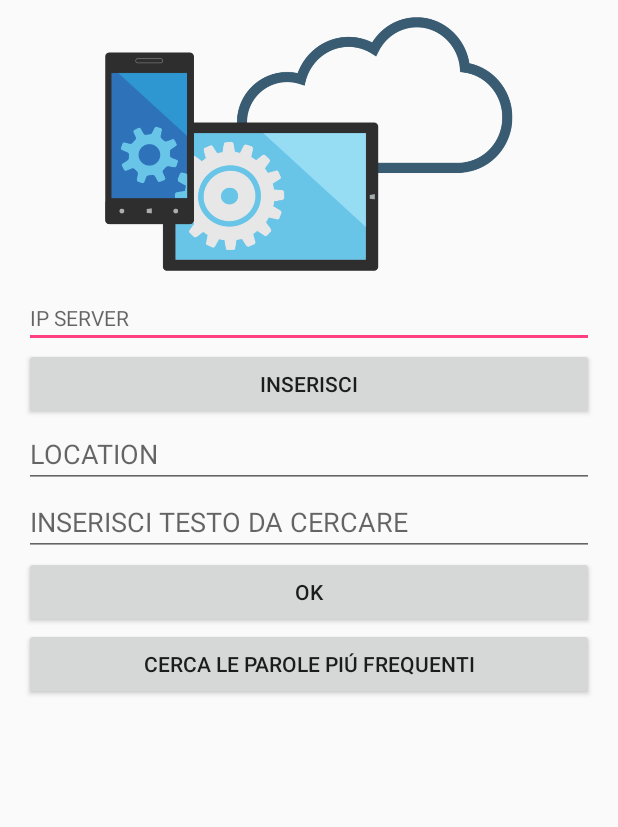
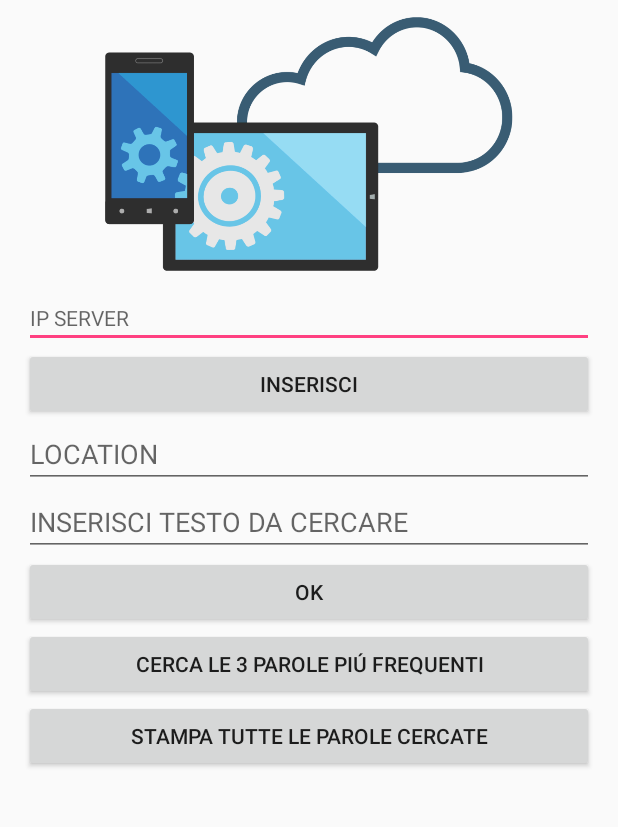
Before and after one commit to SaMariani/PCAD_Progetto, an Android app: the screen it shows after launch (LoginActivity), on a phone screen of 412 x 824 dp, the part 105-932 px from its top. Run offline under Robolectric (Android 15) with nearby library versions, the phone set to English and light mode, and no system bars.

Commit message:
aggiunto activity PrintAll per stampare tutte le parole

```diff
--- a/app/src/main/res/layout/activity_login.xml
+++ b/app/src/main/res/layout/activity_login.xml
@@ -68,19 +68,23 @@
          />
 
     <Button
-        android:id="@+id/printButton"
+        android:id="@+id/search3wordsButton"
         android:layout_width="match_parent"
         android:layout_height="wrap_content"
-        android:onClick="doPrint"
+        android:onClick="do3"
         android:text="@string/cerca_parole_parole_frequenti"
         android:textAlignment="center"
 
          />
 
-    <TextView
-        android:id="@+id/textView4"
+    <Button
+        android:id="@+id/stampaTuttoButton"
         android:layout_width="match_parent"
-        android:layout_height="66dp"
-        android:text="@string/stampa_testo" />
+        android:layout_height="wrap_content"
+        android:onClick="doPrint"
+        android:text="@string/stampaTutto"
+        android:textAlignment="center"
+
+        />
 
 </LinearLayout>
--- a/app/src/main/res/layout/activity_signin.xml
+++ b/app/src/main/res/layout/activity_signin.xml
@@ -45,7 +45,7 @@
     <TextView
         android:id="@+id/textView"
         android:layout_width="match_parent"
-        android:layout_height="213dp"
+        android:layout_height="159dp"
         android:text="@string/output_text" />
 
 </LinearLayout>
--- a/app/src/main/res/values/strings.xml
+++ b/app/src/main/res/values/strings.xml
@@ -2,7 +2,7 @@
     <string name="app_name">PCAD APP 2019</string>
     <string name="location">LOCATION</string>
     <string name="ok">OK</string>
-    <string name="cerca_parole_parole_frequenti">CERCA LE PAROLE PIÚ FREQUENTI</string>
+    <string name="cerca_parole_parole_frequenti">CERCA LE  3 PAROLE PIÚ FREQUENTI</string>
     <string name="inserisci_testo_da_cercare">INSERISCI TESTO DA CERCARE</string>
     <string name="benvenuto">BENVENUTO</string>
     <string name="indirizzo_ip_server">IP SERVER</string>
@@ -22,5 +22,6 @@
     <string name="pcadapp">PCAD App</string>
     <string name="image">Logo</string>
     <string name="stampa_testo" />
-    <string name="output_text">re</string>
+    <string name="stampaTutto">STAMPA TUTTE LE PAROLE CERCATE</string>
+    <string name="output_text">" "</string>
 </resources>
```
Also changed, not shown: app/src/main/AndroidManifest.xml (+10 -7 lines), app/src/main/java/pcad2019/pcadapp/LoginActivity.java (+9 -5 lines), app/src/main/java/pcad2019/pcadapp/PrintAllActivity.java (added, +13 -0 lines), app/src/main/res/layout/activity_print_all.xml (added, +9 -0 lines).
